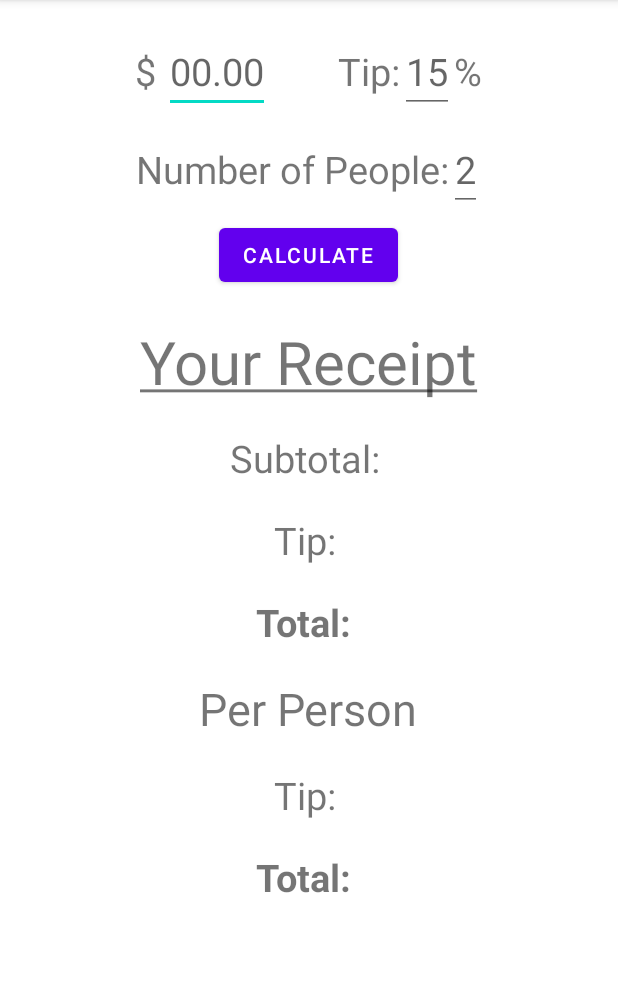
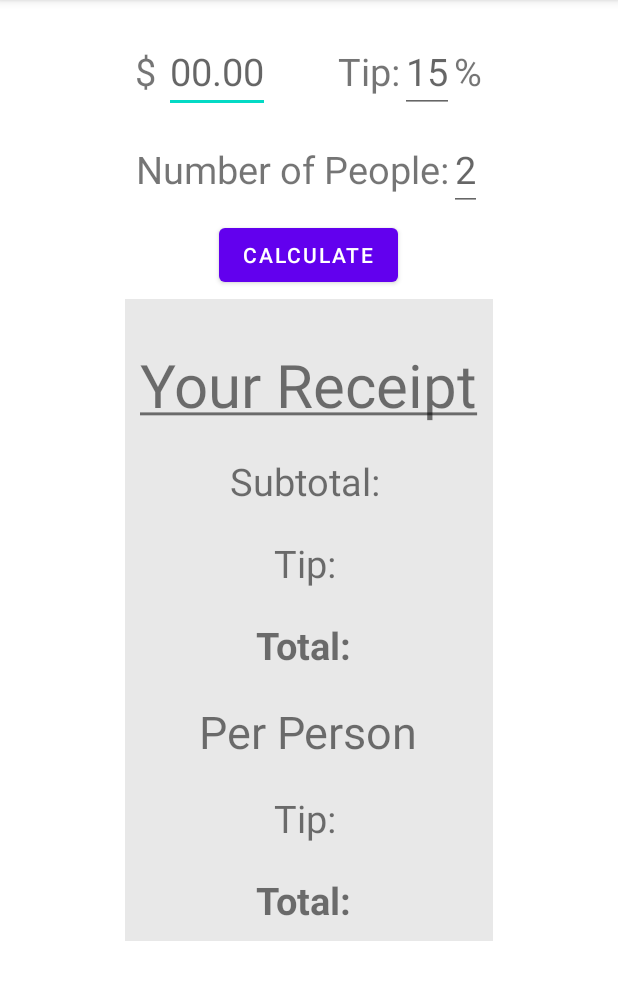
Before and after one commit to Compulex/SplitBill, an Android app: the screen it shows after launch (MainActivity), on a phone screen of 412 x 824 dp, the part 84-1084 px from its top. Run offline under Robolectric (Android 15) with nearby library versions, the phone set to English and light mode, and no system bars.

Commit message:
colored receipt

```diff
--- a/app/src/main/res/layout/activity_main.xml
+++ b/app/src/main/res/layout/activity_main.xml
@@ -89,7 +89,16 @@
         android:layout_height="wrap_content"
         android:layout_gravity="center"
         android:layout_marginTop="5dp"
+        android:layout_marginBottom="5dp"
         android:text="@string/calc_btn"/>
+
+    <LinearLayout
+        android:layout_width="wrap_content"
+        android:layout_height="wrap_content"
+        android:orientation="vertical"
+        android:background="#e8e8e8"
+        android:padding="10dp"
+        android:layout_gravity="center">
 
         <TextView
             android:layout_width="wrap_content"
@@ -236,6 +245,8 @@
                 android:layout_gravity="center"
                 android:textSize="25sp"/>
         </TableRow>
+    </LinearLayout>
+
 
     <Button
         android:id="@+id/clear_button"
```
Lines whose indentation alone changed are shown as unchanged.
